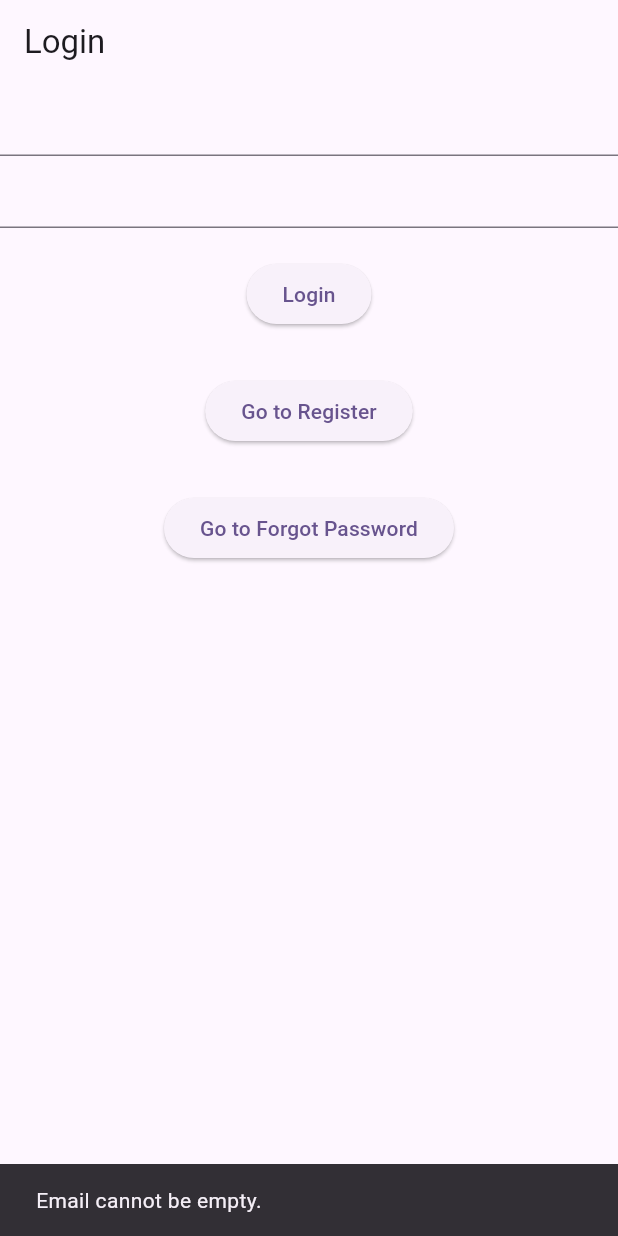
After one commit to MuhammadAliKust/Flutter-B16-Firebase, a Flutter app: the screen it shows after launch, after a tap on "Login", on a phone screen of 412 x 824 dp. The commit adds this screen. Run offline on Flutter 3.47's test engine with Material 3 defaults, Android fonts, the phone set to English and light mode, and no system bars; our stand-ins replace cloud_firestore, firebase_auth, firebase_core; accounts and stored records are empty.

Commit message:
Login, SignUp, Forgot Password

```diff
--- a/lib/main.dart
+++ b/lib/main.dart
@@ -1,5 +1,6 @@
 import 'package:fltuter_b16/views/get_all_task.dart';
 import 'package:fltuter_b16/views/get_priorities.dart';
+import 'package:fltuter_b16/views/login.dart';
 import 'package:flutter/material.dart';
 import 'package:firebase_core/firebase_core.dart';
 
@@ -35,7 +36,7 @@ class MyApp extends StatelessWidget {
         // tested with just a hot reload.
         colorScheme: ColorScheme.fromSeed(seedColor: Colors.deepPurple),
       ),
-      home: GetAllPriorities(),
+      home: LoginView(),
     );
   }
 }
--- /dev/null
+++ b/lib/views/login.dart
@@ -0,0 +1,106 @@
+import 'package:fltuter_b16/services/auth.dart';
+import 'package:fltuter_b16/views/register.dart';
+import 'package:fltuter_b16/views/reset_pwd.dart';
+import 'package:flutter/material.dart';
+
+class LoginView extends StatefulWidget {
+  const LoginView({super.key});
+
+  @override
+  State<LoginView> createState() => _LoginViewState();
+}
+
+class _LoginViewState extends State<LoginView> {
+  TextEditingController emailController = TextEditingController();
+  TextEditingController pwdController = TextEditingController();
+  bool isLoading = false;
+
+  @override
+  Widget build(BuildContext context) {
+    return Scaffold(
+      appBar: AppBar(title: Text("Login")),
+      body: Column(
+        children: [
+          TextField(controller: emailController),
+          TextField(controller: pwdController),
+          SizedBox(height: 20),
+          isLoading
+              ? Center(child: CircularProgressIndicator())
+              : ElevatedButton(
+                  onPressed: () async {
+                    if (emailController.text.isEmpty) {
+                      ScaffoldMessenger.of(context).showSnackBar(
+                        SnackBar(content: Text("Email cannot be empty.")),
+                      );
+                      return;
+                    }
+                    if (pwdController.text.isEmpty) {
+                      ScaffoldMessenger.of(context).showSnackBar(
+                        SnackBar(content: Text("Password cannot be empty.")),
+                      );
+                      return;
+                    }
+                    try {
+                      isLoading = true;
+                      setState(() {});
+                      await AuthServices()
+                          .loginUser(
+                            email: emailController.text,
+                            password: pwdController.text,
+                          )
+                          .then((val) {
+                            isLoading = false;
+                            setState(() {});
+                            showDialog(
+                              context: context,
+                              builder: (context) {
+                                return AlertDialog(
+                                  title: Text("Message"),
+                                  content: Text(
+                                    "User has been logged in successfully",
+                                  ),
+                                  actions: [
+                                    TextButton(
+                                      onPressed: () {},
+                                      child: Text("Okay"),
+                                    ),
+                                  ],
+                                );
+                              },
+                            );
+                          });
+                    } catch (e) {
+                      isLoading = false;
+                      setState(() {});
+                      ScaffoldMessenger.of(
+                        context,
+                      ).showSnackBar(SnackBar(content: Text(e.toString())));
+                    }
+                  },
+                  child: Text("Login"),
+                ),
+          SizedBox(height: 30),
+          ElevatedButton(
+            onPressed: () {
+              Navigator.push(
+                context,
+                MaterialPageRoute(builder: (context) => RegisterView()),
+              );
+            },
+            child: Text("Go to Register"),
+          ),
+          SizedBox(height: 30),
+          ElevatedButton(
+            onPressed: () {
+              Navigator.push(
+                context,
+                MaterialPageRoute(builder: (context) => ResetPassword()),
+              );
+            },
+            child: Text("Go to Forgot Password"),
+          ),
+        ],
+      ),
+    );
+  }
+}
```
Also changed, not shown: lib/views/register.dart (added, +92 -0 lines), lib/views/reset_pwd.dart (added, +81 -0 lines), 1 other file.
